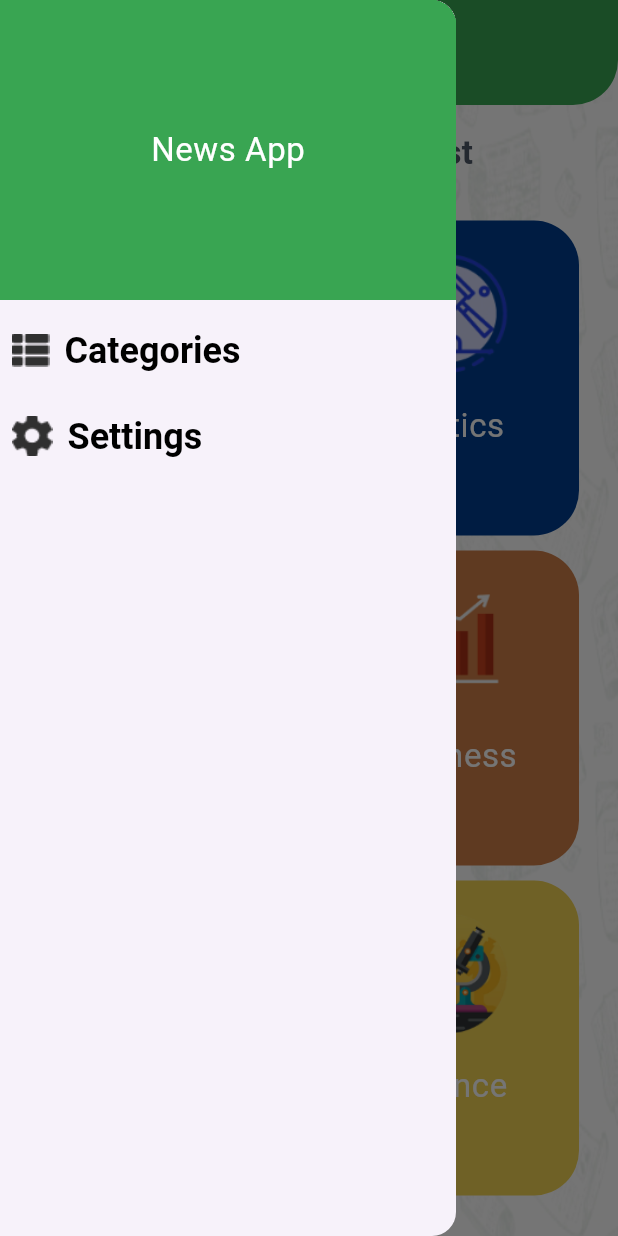
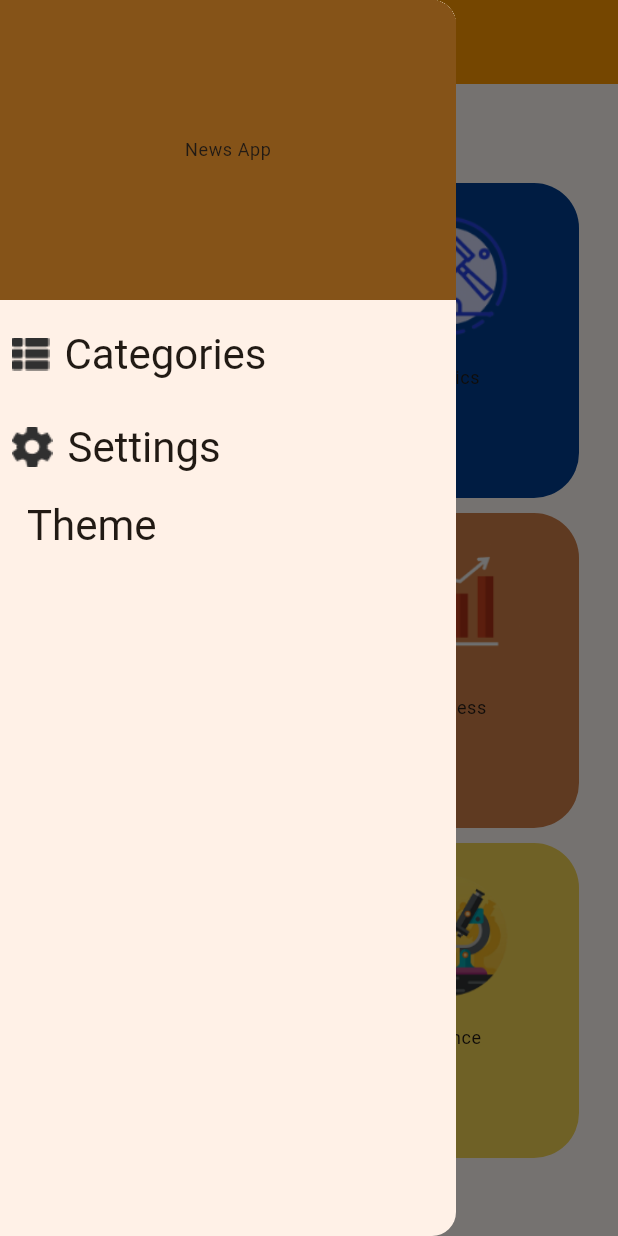
Before and after one commit to Ahmedanwar10/News_App_, a Flutter app: the screen it shows after launch, with the side drawer open, on a phone screen of 412 x 824 dp. Run offline on Flutter 3.47's test engine with Material 3 defaults, Android fonts, the phone set to English and light mode, and no system bars; our stand-ins replace cached_network_image, flutter_bloc, hydrated_bloc.

Commit message:
Add theme management with Bloc and implement theme selection UI

```diff
--- /dev/null
+++ b/lib/bloc/theme_cubit.dart
@@ -0,0 +1,18 @@
+import 'package:flutter/material.dart';
+import 'package:hydrated_bloc/hydrated_bloc.dart';
+
+class ThemeCubit extends Cubit<ThemeMode> {
+  ThemeCubit() : super(ThemeMode.system);
+
+  void updateTheme(ThemeMode theme) => emit(theme);
+
+  @override
+  ThemeMode? fromJson(Map<String, dynamic> json) {
+    return ThemeMode.values[json['theme'] as int];
+  }
+
+  @override
+  Map<String, dynamic>? toJson(ThemeMode state) {
+    return {'theme': state.index};
+  }
+}
--- /dev/null
+++ b/lib/config/app_theme.dart
@@ -0,0 +1,24 @@
+import 'package:flutter/material.dart';
+
+class AppTheme {
+  static ThemeData get dark => ThemeData(
+        useMaterial3: true,
+        appBarTheme:
+            const AppBarTheme(backgroundColor: Colors.deepPurpleAccent),
+        colorScheme: ColorScheme.fromSeed(
+          brightness: Brightness.dark,
+          seedColor: Colors.indigo,
+        ),
+      );
+
+  static ThemeData get light => ThemeData(
+        useMaterial3: true,
+        appBarTheme: const AppBarTheme(
+            backgroundColor: Colors.orange,
+            titleTextStyle: TextStyle(color: Colors.white, fontSize: 22)),
+        colorScheme: ColorScheme.fromSeed(
+          brightness: Brightness.light,
+          seedColor: Colors.orange,
+        ),
+      );
+}
--- a/lib/layout/home/home_layout.dart
+++ b/lib/layout/home/home_layout.dart
@@ -2,6 +2,7 @@ import 'package:flutter/material.dart';
 import 'package:news_app_/model/category.dart';
 import 'package:news_app_/screens/articles/articles_screen.dart';
 import 'package:news_app_/screens/home_news_fragmant/home_news_fragmant.dart';
+import 'package:news_app_/shared/style/theme/theme_mode.dart';
 
 import '../../screens/cateogries_screen/categories_screen.dart';
 import '../../screens/settings/settings_screen.dart';
@@ -16,6 +17,7 @@ class HomeLayout extends StatefulWidget {
 class _HomeLayoutState extends State<HomeLayout> {
   CategoryModel? selectedCategory;
   bool selectedSettings = false;
+  FinalView? finalView;
   @override
   Widget build(BuildContext context) {
     return Container(
@@ -89,6 +91,28 @@ class _HomeLayoutState extends State<HomeLayout> {
                   ),
                 ),
               ),
+
+               InkWell(
+  onTap: () {
+    Navigator.pop(context); // إغلاق القائمة الجانبية
+    Navigator.pushNamed(context, '/theme'); // التنقل إلى صفحة الثيم
+  },
+  child: Padding(
+    padding: const EdgeInsets.all(8.0),
+    child: Row(
+      children: [
+        SizedBox(width: 10),
+        Text(
+          "Theme",
+          style: Theme.of(context).textTheme.headlineMedium,
+        ),
+      ],
+    ),
+  ),
+),
+
+
+
             ],
           ),
         ),
--- a/lib/main.dart
+++ b/lib/main.dart
@@ -1,6 +1,10 @@
 import 'package:flutter/material.dart';
+import 'package:news_app_/bloc/theme_cubit.dart';
+import 'package:news_app_/config/app_theme.dart';
 import 'package:news_app_/layout/home/home_layout.dart';
-import 'package:news_app_/shared/style/theme/myTheme.dart';
+import 'package:flutter_bloc/flutter_bloc.dart';
+import 'package:news_app_/shared/style/theme/theme_mode.dart';
+
 
 void main() {
   runApp(const MyApp());
@@ -12,12 +16,28 @@ class MyApp extends StatelessWidget {
   // This widget is the root of your application.
   @override
   Widget build(BuildContext context) {
-    return MaterialApp(
-      title: 'Flutter Demo',
-      theme: MyTheme.lightTheme,
-      debugShowCheckedModeBanner: false,
-      routes: {HomeLayout.routeName: (context) => HomeLayout()},
-      initialRoute: HomeLayout.routeName,
+    return MultiBlocProvider(
+      providers: [
+        BlocProvider(create: (_) => ThemeCubit()),
+      ],
+
+       child: BlocBuilder<ThemeCubit, ThemeMode>(
+        builder: (context, mode) {
+          return MaterialApp(
+            title: 'Flutter Demo',
+             themeMode: mode,
+            theme: AppTheme.light,
+            darkTheme: AppTheme.dark,
+            debugShowCheckedModeBanner: false,
+home: HomeLayout(),
+routes: {
+  HomeLayout.routeName: (context) => HomeLayout(),
+  '/theme': (context) => FinalView(),
+},
+initialRoute: HomeLayout.routeName,
+          );
+        },
+      ),
     );
   }
 }
--- a/lib/screens/settings/settings_screen.dart
+++ b/lib/screens/settings/settings_screen.dart
@@ -34,7 +34,8 @@ class SettingsScreen extends StatelessWidget {
                   Icons.arrow_drop_down,
                   size: 20,
                   color: Theme.of(context).primaryColor,
-                )
+                ),
+
               ],
             ),
           )
--- a/pubspec.yaml
+++ b/pubspec.yaml
@@ -33,6 +33,8 @@ dependencies:
   cupertino_icons: ^1.0.8
   flutter:
     sdk: flutter
+  flutter_bloc: ^9.0.0
+  hive_ce: ^2.10.1
   http: ^1.3.0
   hydrated_bloc: ^10.0.0
   path: ^1.9.1
```
Also changed, not shown: lib/shared/style/theme/theme_mode.dart (added, +52 -0 lines), pubspec.lock.
